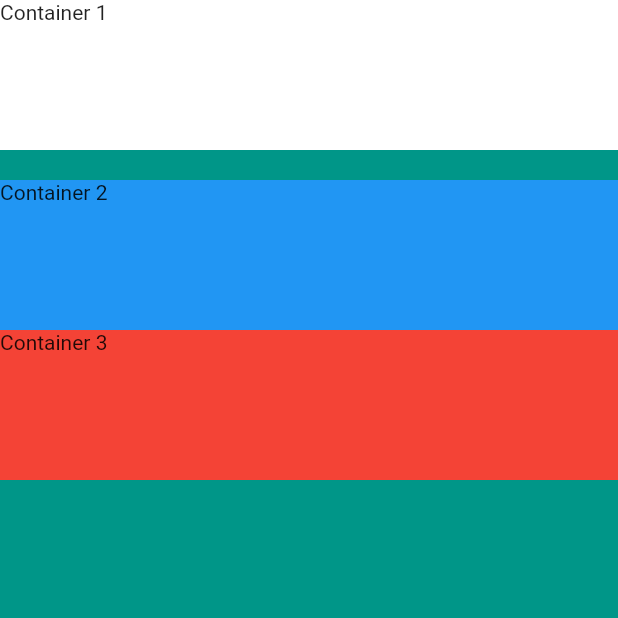
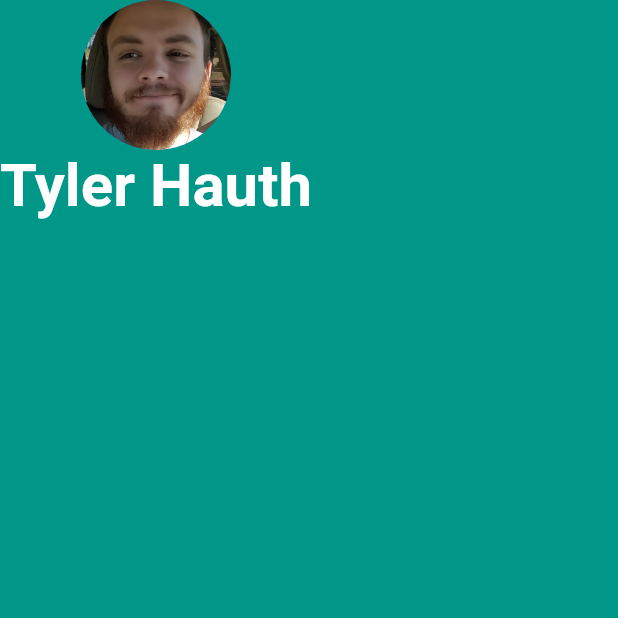
Before and after one commit to Shapis/udemy_flutter_angelayucourse, a Flutter app: the screen it shows after launch, on a phone screen of 412 x 824 dp, the top half of it. Run offline on Flutter 3.47's test engine with Material 2 defaults, Android fonts, the phone set to English and light mode, and no system bars.

Commit message:
Finished Lesson7

```diff
--- a/mi_card_flutter/lib/main.dart
+++ b/mi_card_flutter/lib/main.dart
@@ -12,26 +12,19 @@ class MyApp extends StatelessWidget {
         backgroundColor: Colors.teal,
         body: SafeArea(
           child: Column(
-            crossAxisAlignment: CrossAxisAlignment.stretch,
             children: [
-              Container(
-                height: 100.0,
-                color: Colors.white,
-                child: Text('Container 1'),
+              CircleAvatar(
+                radius: 50.0,
+                backgroundImage: AssetImage('images/swarms.png'),
               ),
-              SizedBox(
-                height: 20.0,
-              ),
-              Container(
-                height: 100.0,
-                color: Colors.blue,
-                child: Text('Container 2'),
-              ),
-              Container(
-                height: 100.0,
-                color: Colors.red,
-                child: Text('Container 3'),
-              ),
+              Text(
+                'Tyler Hauth',
+                style: TextStyle(
+                  fontSize: 40.0,
+                  color: Colors.white,
+                  fontWeight: FontWeight.bold,
+                ),
+              )
             ],
           ),
         ),
--- a/mi_card_flutter/pubspec.yaml
+++ b/mi_card_flutter/pubspec.yaml
@@ -37,8 +37,8 @@ flutter:
   uses-material-design: true
 
   # To add assets to your application, add an assets section, like this:
-  # assets:
-  #  - images/a_dot_burr.jpeg
+  assets:
+    - images/
   #  - images/a_dot_ham.jpeg
 
   # An image asset can refer to one or more resolution-specific "variants", see
```
Also changed, not shown: mi_card_flutter/images/swarms.png (added), 8 other files.
